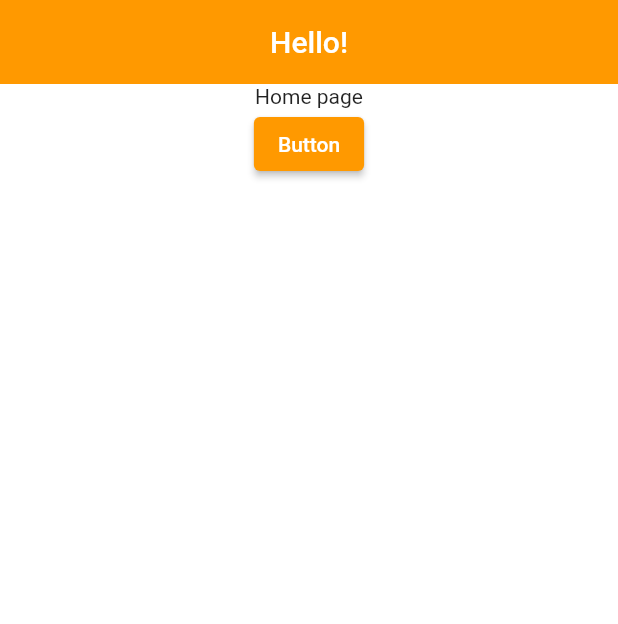
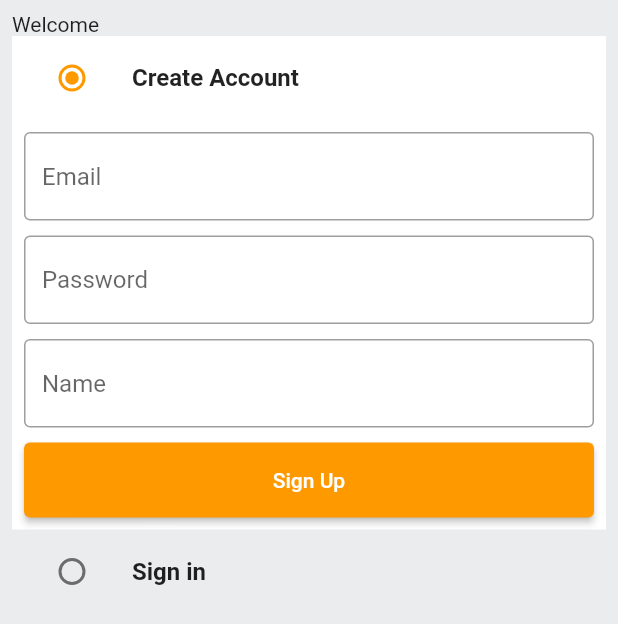
Before and after one commit to lucasantoniodev/amazon-clone-app, a Flutter app: the screen it shows after launch, on a phone screen of 412 x 824 dp. Shown: the top 624 px of the screen. Run offline on Flutter 3.47's test engine with Material 2 defaults, Android fonts, the phone set to English and light mode, and no system bars; statements that could not run were skipped.

Commit message:
feat: Route & Interface AUTH

```diff
--- /dev/null
+++ b/anotacoes.txt
@@ -0,0 +1,12 @@
+Amazon app clone
+
+Tema da aplicação (parte de design):
+	- class GlobalColors;
+	- class MaterialAppTheme;
+
+Configuração de rotas:
+	- Router: Adicionando propriedade "onGenerateRoute" no MaterialApp, ele substitui a propriedade routes que é estática e não permite passar argumentos.
+
+
+Features:
+	Auth - Página de autenticação
--- a/lib/app.dart
+++ b/lib/app.dart
@@ -1,4 +1,6 @@
-import 'package:amazon_clone/themes/material_themedata.dart';
+import 'package:amazon_clone/features/auth/screens/auth_screen.dart';
+import 'package:amazon_clone/routes/router.dart';
+import 'package:amazon_clone/themes/app_material_theme.dart';
 import 'package:flutter/material.dart';
 
 class App extends StatelessWidget {
@@ -9,23 +11,10 @@ class App extends StatelessWidget {
     return MaterialApp(
       debugShowCheckedModeBanner: false,
       title: 'Amazon Clone',
-      theme: MaterialTheme.theme,
-      home: Scaffold(
-        appBar: AppBar(
-          title: const Center(
-            child: Text('Hello!'),
-          ),
-        ),
-        body: Column(
-          children: [
-            const Center(child: Text("Home page")),
-            ElevatedButton(
-              onPressed: () {},
-              child: const Text("Button"),
-            )
-          ],
-        ),
-      ),
+      theme: AppMaterialTheme.theme,
+      // routes: {'/auth-screen': (context) => const AuthScreen()},
+      onGenerateRoute: generateRoute,
+      home: const AuthScreen()
     );
   }
 }
--- /dev/null
+++ b/lib/common/widgets/custom_button.dart
@@ -0,0 +1,22 @@
+import 'package:flutter/material.dart';
+
+class CustomButton extends StatelessWidget {
+  final String text;
+  final VoidCallback onTap;
+
+  const CustomButton({
+    super.key,
+    required this.text,
+    required this.onTap,
+  });
+
+  @override
+  Widget build(BuildContext context) {
+    return ElevatedButton(
+      onPressed: onTap,
+      style:ElevatedButton.styleFrom(
+          minimumSize: const Size(double.infinity, 50)),
+      child: Text(text),
+    );
+  }
+}
--- /dev/null
+++ b/lib/common/widgets/custom_textfield.dart
@@ -0,0 +1,31 @@
+import 'package:flutter/material.dart';
+
+class CustomTextField extends StatelessWidget {
+  const CustomTextField({
+    Key? key,
+    required this.controller,
+    required this.hintText,
+  }) : super(key: key);
+
+  final TextEditingController controller;
+  final String hintText;
+
+  @override
+  Widget build(BuildContext context) {
+    return TextFormField(
+      controller: controller,
+      decoration: InputDecoration(
+        hintText: hintText,
+        border: const OutlineInputBorder(
+          borderSide: BorderSide(color: Colors.white),
+        ),
+        enabledBorder: const OutlineInputBorder(
+          borderSide: BorderSide(color: Colors.black38),
+        ),
+      ),
+      validator: (value) {
+        return null;
+      },
+    );
+  }
+}
--- /dev/null
+++ b/lib/features/auth/screens/auth_screen.dart
@@ -0,0 +1,127 @@
+import 'package:amazon_clone/common/widgets/custom_button.dart';
+import 'package:amazon_clone/common/widgets/custom_textfield.dart';
+import 'package:amazon_clone/themes/app_global_colors.dart';
+import 'package:amazon_clone/themes/app_text_theme.dart';
+import 'package:flutter/material.dart';
+
+enum Auth {
+  signin,
+  signup,
+}
+
+class AuthScreen extends StatefulWidget {
+  const AuthScreen({Key? key}) : super(key: key);
+  static const String routeName = '/auth-screen';
+
+  @override
+  State<AuthScreen> createState() => _AuthScreenState();
+}
+
+class _AuthScreenState extends State<AuthScreen> {
+  Auth _auth = Auth.signup;
+  final _signUpFormKey = GlobalKey<FormState>();
+  final _signInFormKey = GlobalKey<FormState>();
+
+  final TextEditingController _emailController = TextEditingController();
+  final TextEditingController _passwordController = TextEditingController();
+  final TextEditingController _nameController = TextEditingController();
+
+  @override
+  void dispose() {
+    _emailController.dispose();
+    _passwordController.dispose();
+    _nameController.dispose();
+    super.dispose();
+  }
+
+  @override
+  Widget build(BuildContext context) {
+    return Scaffold(
+      backgroundColor: AppGlobalColors.greyBackgroundCOlor,
+      body: SafeArea(
+        child: Padding(
+          padding: const EdgeInsets.all(8.0),
+          child: Column(
+            crossAxisAlignment: CrossAxisAlignment.start,
+            children: [
+              Text("Welcome", style: AppTextTheme.title),
+              ListTile(
+                tileColor: _auth == Auth.signup
+                    ? AppGlobalColors.backgroundColor
+                    : AppGlobalColors.greyBackgroundCOlor,
+                title: Text('Create Account', style: AppTextTheme.bold),
+                leading: Radio(
+                  activeColor: AppGlobalColors.secondaryColor,
+                  value: Auth.signup,
+                  groupValue: _auth,
+                  onChanged: (Auth? val) {
+                    _auth = val!;
+                    setState(() {});
+                  },
+                ),
+              ),
+              if (_auth == Auth.signup)
+                Container(
+                  padding: const EdgeInsets.all(8),
+                  color: AppGlobalColors.backgroundColor,
+                  child: Form(
+                    key: _signUpFormKey,
+                    child: Column(
+                      children: [
+                        CustomTextField(
+                            hintText: 'Email', controller: _emailController),
+                        const SizedBox(height: 10),
+                        CustomTextField(
+                            hintText: 'Password',
+                            controller: _passwordController),
+                        const SizedBox(height: 10),
+                        CustomTextField(
+                            hintText: 'Name', controller: _nameController),
+                        const SizedBox(height: 10),
+                        CustomButton(text: 'Sign Up', onTap: () {})
+                      ],
+                    ),
+                  ),
+                ),
+              ListTile(
+                tileColor: _auth == Auth.signin
+                    ? AppGlobalColors.backgroundColor
+                    : AppGlobalColors.greyBackgroundCOlor,
+                title: Text('Sign in', style: AppTextTheme.bold),
+                leading: Radio(
+                  activeColor: AppGlobalColors.secondaryColor,
+                  value: Auth.signin,
+                  groupValue: _auth,
+                  onChanged: (Auth? val) {
+                    _auth = val!;
+                    setState(() {});
+                  },
+                ),
+              ),
+              if (_auth == Auth.signin)
+                Container(
+                  padding: const EdgeInsets.all(8),
+                  color: AppGlobalColors.backgroundColor,
+                  child: Form(
+                    key: _signUpFormKey,
+                    child: Column(
+                      children: [
+                        CustomTextField(
+                            hintText: 'Email', controller: _emailController),
+                        const SizedBox(height: 10),
+                        CustomTextField(
+                            hintText: 'Password',
+                            controller: _passwordController),
+                        const SizedBox(height: 10),
+                        CustomButton(text: 'Sign In', onTap: () {})
+                      ],
+                    ),
+                  ),
+                ),
+            ],
+          ),
+        ),
+      ),
+    );
+  }
+}
--- /dev/null
+++ b/lib/routes/router.dart
@@ -0,0 +1,19 @@
+import 'package:amazon_clone/features/auth/screens/auth_screen.dart';
+import 'package:flutter/material.dart';
+
+Route<dynamic> generateRoute(RouteSettings routeSettings) {
+  switch (routeSettings.name) {
+    case AuthScreen.routeName:
+      return MaterialPageRoute(
+        settings: routeSettings,
+        builder: (_) => const AuthScreen(),
+      );
+    default:
+      return MaterialPageRoute(
+        settings: routeSettings,
+        builder: (_) => const Scaffold(
+          body: Center(child: Text("Page not found")),
+        ),
+      );
+  }
+}
--- a/lib/themes/global_colors.dart
+++ b/lib/themes/app_global_colors.dart
@@ -1,6 +1,6 @@
 import 'package:flutter/material.dart';
 
-class GlobalColors {
+class AppGlobalColors {
   // COLORS
   static const appBarGradient = LinearGradient(
     colors: [
--- /dev/null
+++ b/lib/themes/app_material_theme.dart
@@ -0,0 +1,14 @@
+import 'package:amazon_clone/themes/app_global_colors.dart';
+import 'package:flutter/material.dart';
+
+class AppMaterialTheme {
+  static ThemeData theme = ThemeData(
+    primarySwatch: AppGlobalColors.primaryColor,
+    scaffoldBackgroundColor: AppGlobalColors.backgroundColor,
+    colorScheme: const ColorScheme.light(primary: AppGlobalColors.secondaryColor),
+    appBarTheme: const AppBarTheme(
+      elevation: 0,
+      iconTheme: IconThemeData(color: AppGlobalColors.iconPrimaryColor),
+    ),
+  );
+}
--- /dev/null
+++ b/lib/themes/app_text_theme.dart
@@ -0,0 +1,12 @@
+import 'package:flutter/cupertino.dart';
+
+class AppTextTheme {
+  AppTextTheme._();
+
+  static TextStyle title = const TextStyle(
+    fontSize: 22,
+    fontWeight: FontWeight.w500,
+  );
+
+  static TextStyle bold = const TextStyle(fontWeight: FontWeight.bold);
+}
--- a/lib/themes/material_themedata.dart
+++ /dev/null
@@ -1,16 +0,0 @@
-import 'package:amazon_clone/constants/global_variables.dart';
-import 'package:amazon_clone/themes/global_colors.dart';
-import 'package:flutter/material.dart';
-
-class MaterialTheme {
-  static ThemeData theme = ThemeData(
-        primarySwatch: GlobalColors.primaryColor,
-        scaffoldBackgroundColor: GlobalColors.backgroundColor,
-        colorScheme:
-            const ColorScheme.light(primary: GlobalColors.secondaryColor),
-        appBarTheme: const AppBarTheme(
-          elevation: 0,
-          iconTheme: IconThemeData(color: GlobalColors.iconPrimaryColor),
-        ),
-      );
-}
```
